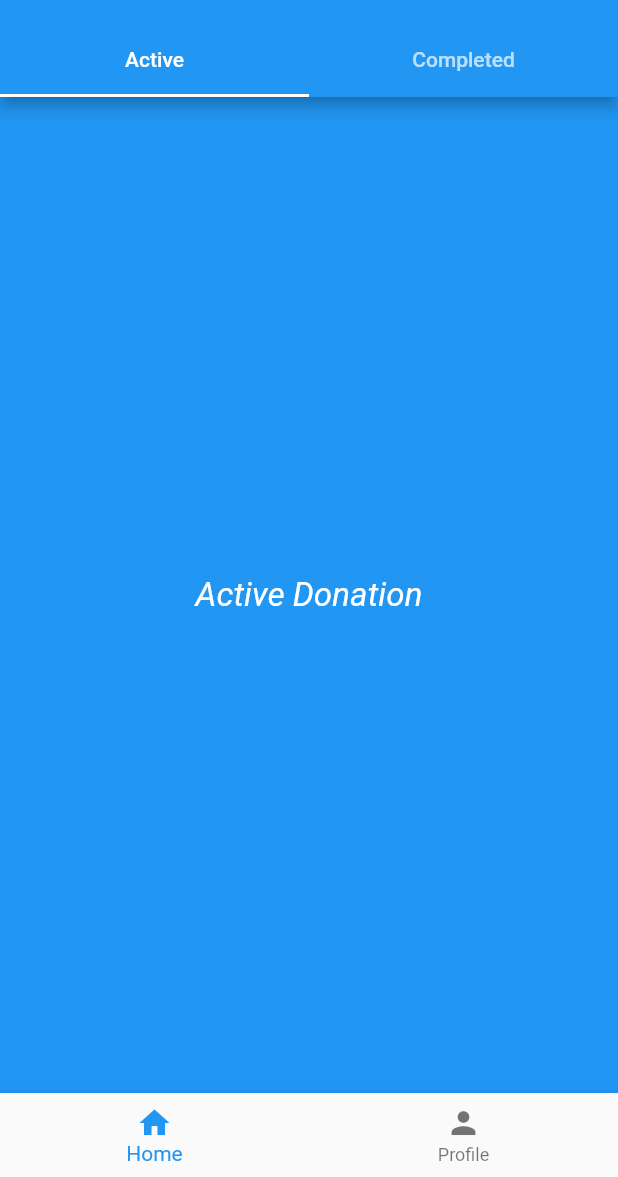
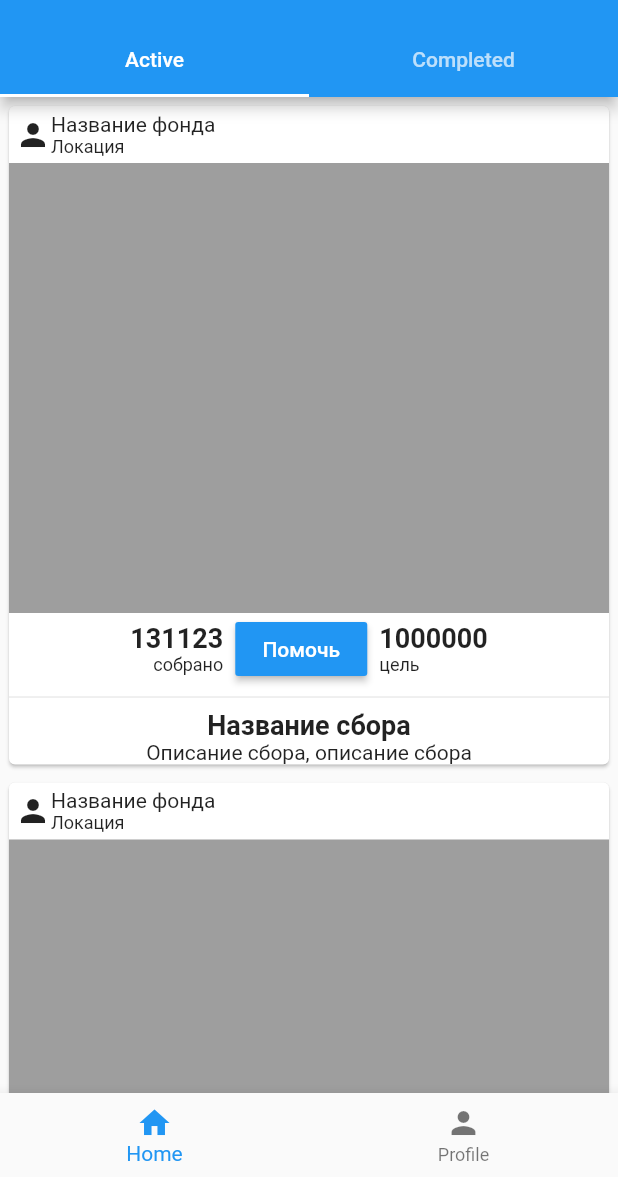
Before and after one commit to shamillov/PaydaOnFlutter, a Flutter app: the screen it shows after launch, on a phone screen of 412 x 824 dp, the part 59-1236 px from its top. Run offline on Flutter 3.47's test engine with Material 2 defaults, Android fonts, the phone set to English and light mode, and no system bars.

Commit message:
added donation ListView
add Card for donation

```diff
--- a/lib/main.dart
+++ b/lib/main.dart
@@ -1,4 +1,5 @@
 import 'package:flutter/material.dart';
+import 'package:payda/models/testModel.dart';
 
 void main() => runApp(MainApp());
 
@@ -103,12 +104,93 @@ class ActiveDonationPage extends StatelessWidget {
   @override
   Widget build(BuildContext context) {
     return Scaffold(
-      body: Center(
-        child: Text(
-          "Active Donation",
-          style: TextStyle(color: Colors.white, fontSize: 22, fontStyle: FontStyle.italic),),
-      ),
-      backgroundColor: Colors.blue,
+      body: ActiveDonationList()
+    );
+  }
+}
+
+class ActiveDonationList extends StatelessWidget {
+
+  final list = <TestModel>[
+    TestModel("shamil", 24),
+    TestModel("uvais", 24),
+    TestModel("shamil", 24),
+    TestModel("uvais", 24)
+  ];
+
+  @override
+  Widget build(BuildContext context) {
+    return Container(
+      child: ListView.builder(
+        itemCount: list.length,
+        itemBuilder: (context, index) {
+          return Card(
+            margin: EdgeInsets.all(6),
+            child: Container(
+              child: Column(
+                children: [
+                  Container(
+                    margin: EdgeInsets.all(4),
+                    child: Row(
+                      children: [
+                        Icon(Icons.person),
+                        Column(
+                          crossAxisAlignment: CrossAxisAlignment.start,
+                          children: [
+                            Text("Название фонда"),
+                            Text("Локация", style: TextStyle(fontSize: 12),)
+                          ],
+                        ),
+                      ],
+                    ),
+                  ),
+                  Container(
+                    height: 300,
+                    color: Colors.grey
+                  ),
+                  Container(
+                    child: Row(
+                      mainAxisAlignment: MainAxisAlignment.center,
+                      children: [
+                        Column(
+                          crossAxisAlignment: CrossAxisAlignment.end,
+                          children: [
+                            Text("131123", style: TextStyle(fontSize: 18, fontWeight: FontWeight.bold),),
+                            Text("собрано", style: TextStyle(fontSize: 12),)
+                          ],
+                        ),
+                        Container(
+                          margin: EdgeInsets.only(left: 8, right: 8),
+                          child: RaisedButton(
+                            onPressed: (){},
+                            color: Colors.blue,
+                            textColor: Colors.white,
+                            child: Text("Помочь"),
+                          ),
+                        ),
+                        Column(
+                          crossAxisAlignment: CrossAxisAlignment.start,
+                          children: [
+                            Text("1000000", style: TextStyle(fontSize: 18, fontWeight: FontWeight.bold)),
+                            Text("цель", style: TextStyle(fontSize: 12))
+                          ],
+                        ),
+                      ],
+                    ),
+                  ),
+                  Divider(),
+                  Center(
+                    child: Text("Название сбора", style: TextStyle(fontSize: 18, fontWeight: FontWeight.bold)),
+                  ),
+                  Container(
+                    child: Text("Описание сбора, описание сбора"),
+                  )
+                ],
+              ),
+            ),
+          );
+        }
+      )
     );
   }
 }
```
